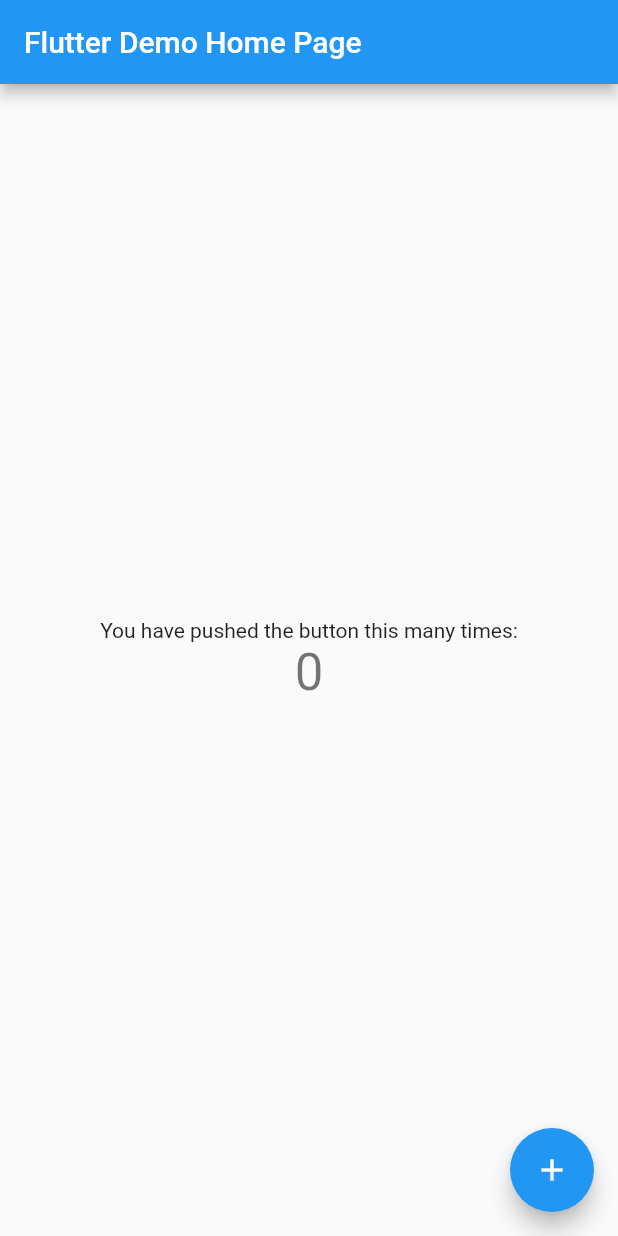
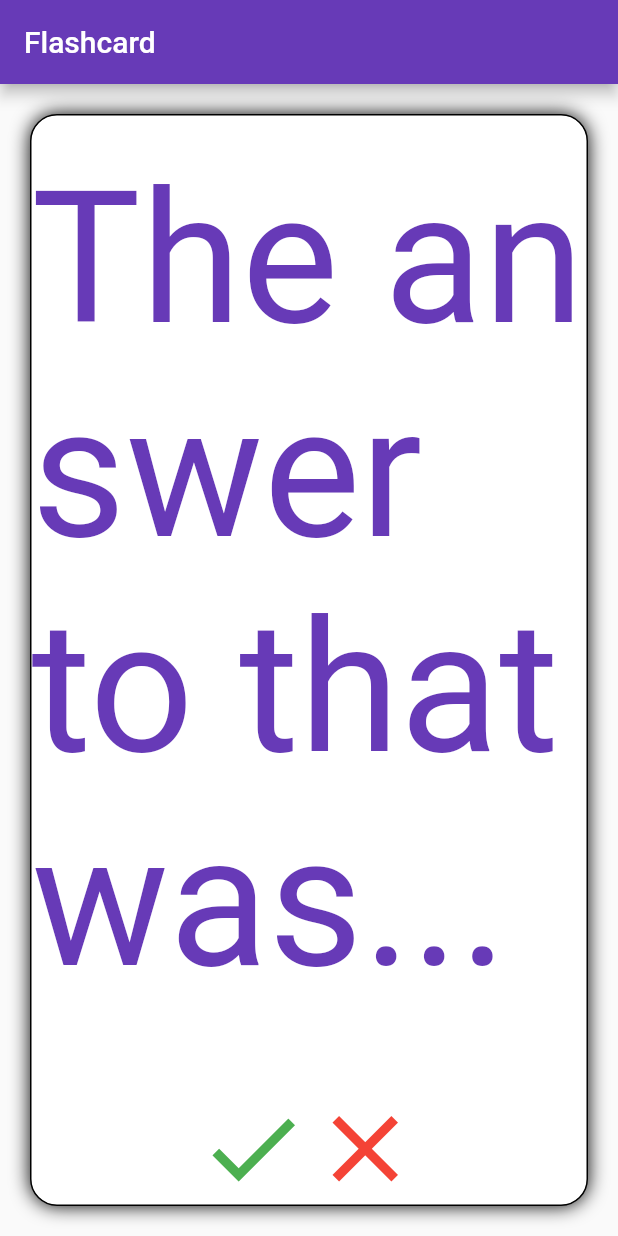
Before and after one commit to JaidenRM/Flashcards, a Flutter app: the screen it shows after launch, on a phone screen of 412 x 824 dp. Run offline on Flutter 3.47's test engine with Material 2 defaults, Android fonts, the phone set to English and light mode, and no system bars; drawn by our look-alikes of auto_size_text; our stand-ins replace bloc, flutter_bloc.

Commit message:
-- basic bloc set up and basic design of flashcard

```diff
--- /dev/null
+++ b/lib/bloc/event/flashcard_event.dart
@@ -0,0 +1,4 @@
+abstract class FlashcardEvent {}
+
+class FlipToFront extends FlashcardEvent {}
+class FlipToBack extends FlashcardEvent {}
--- /dev/null
+++ b/lib/bloc/state/flashcard_state.dart
@@ -0,0 +1,7 @@
+class FlashcardState {
+  final bool isQ; //front part of card - with the *Q*uestion
+
+  const FlashcardState({this.isQ});
+
+  factory FlashcardState.initial() => FlashcardState(isQ: true);
+}
--- /dev/null
+++ b/lib/constants.dart
@@ -0,0 +1,7 @@
+import 'package:flutter/material.dart';
+
+const PRIMARY_COL = Colors.deepPurple;
+const SECONDARY_COL = Colors.white;
+const TERTIARY_COL = Colors.black;
+const POS_COL = Colors.green;
+const NEG_COL = Colors.red;
--- a/lib/main.dart
+++ b/lib/main.dart
@@ -1,117 +1,16 @@
+import 'package:flashcards/constants.dart';
+import 'package:flashcards/ui/flashcard.dart';
 import 'package:flutter/material.dart';
 
-void main() {
-  runApp(MyApp());
-}
+void main() => runApp(MyApp());
 
 class MyApp extends StatelessWidget {
-  // This widget is the root of your application.
+
   @override
   Widget build(BuildContext context) {
     return MaterialApp(
-      title: 'Flutter Demo',
-      theme: ThemeData(
-        // This is the theme of your application.
-        //
-        // Try running your application with "flutter run". You'll see the
-        // application has a blue toolbar. Then, without quitting the app, try
-        // changing the primarySwatch below to Colors.green and then invoke
-        // "hot reload" (press "r" in the console where you ran "flutter run",
-        // or simply save your changes to "hot reload" in a Flutter IDE).
-        // Notice that the counter didn't reset back to zero; the application
-        // is not restarted.
-        primarySwatch: Colors.blue,
-        // This makes the visual density adapt to the platform that you run
-        // the app on. For desktop platforms, the controls will be smaller and
-        // closer together (more dense) than on mobile platforms.
-        visualDensity: VisualDensity.adaptivePlatformDensity,
-      ),
-      home: MyHomePage(title: 'Flutter Demo Home Page'),
+      theme: ThemeData(primaryColor: PRIMARY_COL),
+      home: Flashcard()
     );
   }
 }
-
-class MyHomePage extends StatefulWidget {
-  MyHomePage({Key key, this.title}) : super(key: key);
-
-  // This widget is the home page of your application. It is stateful, meaning
-  // that it has a State object (defined below) that contains fields that affect
-  // how it looks.
-
-  // This class is the configuration for the state. It holds the values (in this
-  // case the title) provided by the parent (in this case the App widget) and
-  // used by the build method of the State. Fields in a Widget subclass are
-  // always marked "final".
-
-  final String title;
-
-  @override
-  _MyHomePageState createState() => _MyHomePageState();
-}
-
-class _MyHomePageState extends State<MyHomePage> {
-  int _counter = 0;
-
-  void _incrementCounter() {
-    setState(() {
-      // This call to setState tells the Flutter framework that something has
-      // changed in this State, which causes it to rerun the build method below
-      // so that the display can reflect the updated values. If we changed
-      // _counter without calling setState(), then the build method would not be
-      // called again, and so nothing would appear to happen.
-      _counter++;
-    });
-  }
-
-  @override
-  Widget build(BuildContext context) {
-    // This method is rerun every time setState is called, for instance as done
-    // by the _incrementCounter method above.
-    //
-    // The Flutter framework has been optimized to make rerunning build methods
-    // fast, so that you can just rebuild anything that needs updating rather
-    // than having to individually change instances of widgets.
-    return Scaffold(
-      appBar: AppBar(
-        // Here we take the value from the MyHomePage object that was created by
-        // the App.build method, and use it to set our appbar title.
-        title: Text(widget.title),
-      ),
-      body: Center(
-        // Center is a layout widget. It takes a single child and positions it
-        // in the middle of the parent.
-        child: Column(
-          // Column is also a layout widget. It takes a list of children and
-          // arranges them vertically. By default, it sizes itself to fit its
-          // children horizontally, and tries to be as tall as its parent.
-          //
-          // Invoke "debug painting" (press "p" in the console, choose the
-          // "Toggle Debug Paint" action from the Flutter Inspector in Android
-          // Studio, or the "Toggle Debug Paint" command in Visual Studio Code)
-          // to see the wireframe for each widget.
-          //
-          // Column has various properties to control how it sizes itself and
-          // how it positions its children. Here we use mainAxisAlignment to
-          // center the children vertically; the main axis here is the vertical
-          // axis because Columns are vertical (the cross axis would be
-          // horizontal).
-          mainAxisAlignment: MainAxisAlignment.center,
-          children: <Widget>[
-            Text(
-              'You have pushed the button this many times:',
-            ),
-            Text(
-              '$_counter',
-              style: Theme.of(context).textTheme.headline4,
-            ),
-          ],
-        ),
-      ),
-      floatingActionButton: FloatingActionButton(
-        onPressed: _incrementCounter,
-        tooltip: 'Increment',
-        child: Icon(Icons.add),
-      ), // This trailing comma makes auto-formatting nicer for build methods.
-    );
-  }
-}
--- /dev/null
+++ b/lib/model/flashcard_model.dart
@@ -0,0 +1,8 @@
+
+class FlashcardModel {
+
+  String question;
+  String answer;
+  String hint;
+
+}
--- /dev/null
+++ b/lib/ui/flashcard.dart
@@ -0,0 +1,131 @@
+import 'package:auto_size_text/auto_size_text.dart';
+import 'package:flashcards/bloc/flashcard_bloc.dart';
+import 'package:flashcards/bloc/state/flashcard_state.dart';
+import 'package:flashcards/constants.dart';
+import 'package:flashcards/widget/appbar.dart';
+import 'package:flutter/material.dart';
+import 'package:flutter_bloc/flutter_bloc.dart';
+
+class Flashcard extends StatefulWidget {
+
+  @override
+  _FlashcardState createState() => _FlashcardState();
+}
+
+class _FlashcardState extends State<Flashcard> {
+  final _bloc = FlashcardBloc();
+
+  @override
+  Widget build(BuildContext context) {
+    return BlocProvider(
+      create: (BuildContext context) => _bloc,
+      child: FlashcardWidget()
+    );
+  }
+
+  @override
+  void dispose() {
+    super.dispose();
+    _bloc.close();
+  }
+}
+
+class FlashcardWidget extends StatelessWidget {
+  @override
+  Widget build(BuildContext context) {
+    if(!context.bloc<FlashcardBloc>().state.isQ) {
+      return FlashcardFrontWidget();
+    } else {
+      return FlashcardBackWidget();
+    }
+  }
+
+}
+
+class FlashcardFrontWidget extends StatelessWidget {
+  @override
+  Widget build(BuildContext context) {
+    return Scaffold(
+      appBar: getAppBar('Flashcard'),
+      body: BlocBuilder(
+        bloc: BlocProvider.of<FlashcardBloc>(context),
+        builder: (context, FlashcardState state) {
+          return Container(
+            margin: EdgeInsets.all(20),
+            decoration: BoxDecoration(
+              boxShadow: [ BoxShadow(blurRadius: 10) ],
+              border: Border.all(color: TERTIARY_COL, width: 1),
+              borderRadius: BorderRadius.all(Radius.circular(18)),
+              color: SECONDARY_COL
+            ),
+            child: Column(
+              children: <Widget>[
+                Expanded(
+                  child: Center(
+                    child: AutoSizeText(
+                      'Aka',
+                      style: TextStyle(fontSize: 690, color: PRIMARY_COL),
+                      minFontSize: 18
+                    )
+                  )
+                ),
+                Container(
+                  margin: EdgeInsets.only(top: 30),
+                  child: Row(
+                    mainAxisAlignment: MainAxisAlignment.center,
+                    children: <Widget>[
+                      Icon(Icons.help_outline, size: 75, color: TERTIARY_COL),
+                    ],
+                  ),
+                )
+              ],
+            )
+          );
+        })
+    );
+  }
+}
+class FlashcardBackWidget extends StatelessWidget {
+  @override
+  Widget build(BuildContext context) {
+    return Scaffold(
+      appBar: getAppBar('Flashcard'),
+      body: BlocBuilder(
+        bloc: BlocProvider.of<FlashcardBloc>(context),
+        builder: (context, FlashcardState state) {
+          return Container(
+            margin: EdgeInsets.all(20),
+            decoration: BoxDecoration(
+              boxShadow: [ BoxShadow(blurRadius: 10) ],
+              border: Border.all(color: TERTIARY_COL, width: 1),
+              borderRadius: BorderRadius.all(Radius.circular(18)),
+              color: SECONDARY_COL
+            ),
+            child: Column(
+              children: <Widget>[
+                Expanded(
+                  child: Center(
+                    child: AutoSizeText(
+                      'The answer to that was...',
+                      style: TextStyle(fontSize: 690, color: PRIMARY_COL),
+                      minFontSize: 18
+                    ),
+                  )
+                ),
+                Container(
+                  margin: EdgeInsets.only(top: 30),
+                  child: Row(
+                    mainAxisAlignment: MainAxisAlignment.center,
+                    children: <Widget>[
+                      Icon(Icons.check, size: 75, color: POS_COL),
+                      Icon(Icons.clear, size: 75, color: NEG_COL),
+                    ],
+                  ),
+                )
+              ],
+            )
+          );
+        })
+    );
+  }
+}
--- /dev/null
+++ b/lib/widget/appbar.dart
@@ -0,0 +1,11 @@
+import 'package:flashcards/constants.dart';
+import 'package:flutter/material.dart';
+
+AppBar getAppBar(String title) => AppBar(
+  title: Text(
+    title,
+    style: TextStyle(
+      color: SECONDARY_COL
+    )
+  )
+);
--- a/pubspec.yaml
+++ b/pubspec.yaml
@@ -28,6 +28,10 @@ dependencies:
   # The following adds the Cupertino Icons font to your application.
   # Use with the CupertinoIcons class for iOS style icons.
   cupertino_icons: ^0.1.3
+  flutter_bloc: ^4.0.0
+  meta: ^1.1.8
+  equatable: ^1.1.1
+  auto_size_text: ^2.1.0
 
 dev_dependencies:
   flutter_test:
```
Also changed, not shown: lib/bloc/flashcard_bloc.dart (added, +29 -0 lines), pubspec.lock.
